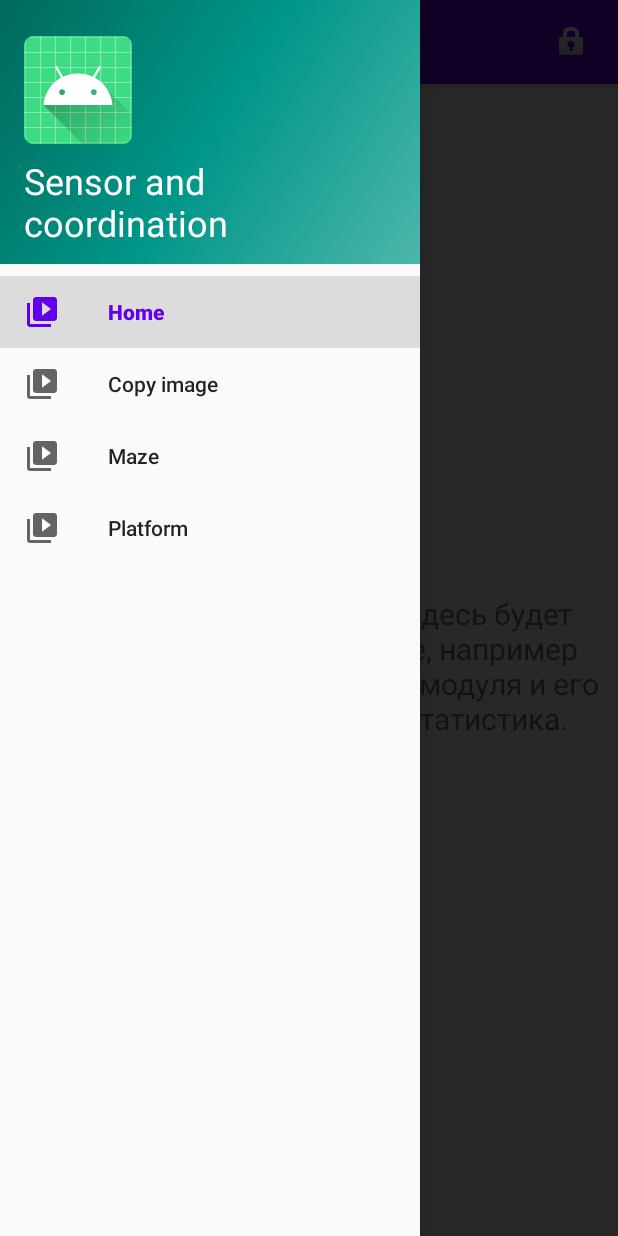
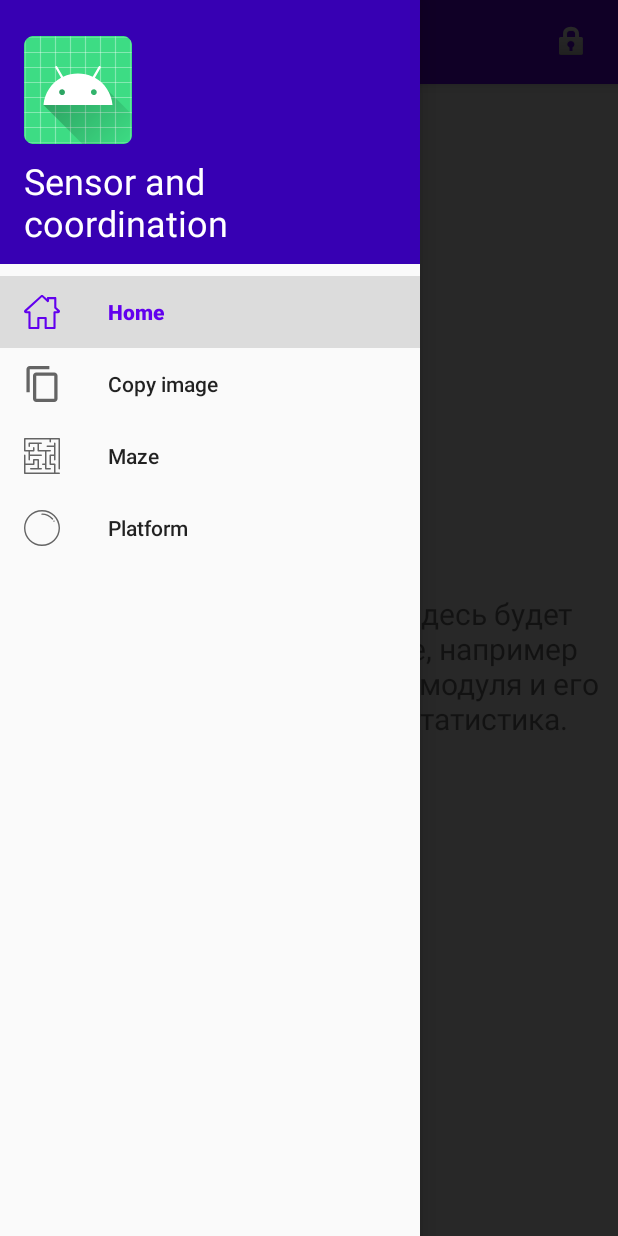
Before and after one commit to AlexMem/SnC, an Android app: the screen it shows after launch (MainActivity), with the side drawer open, on a phone screen of 412 x 824 dp. Run offline under Robolectric (Android 15) with nearby library versions, the phone set to English and light mode, and no system bars; our stand-ins replace navigation-ui.

Commit message:
copy image module parameters tuning, visual improvements

```diff
--- a/app/src/main/java/com/eltech/snc/ui/image_copying/ImageCopyingFragment.java
+++ b/app/src/main/java/com/eltech/snc/ui/image_copying/ImageCopyingFragment.java
@@ -28,8 +28,8 @@ public class ImageCopyingFragment extends Fragment {
     private static final String EXPLANATION = "Обведите изображение не отрывая пальца";
     private static final String BEFORE = "Совпадение ?%";
     private static final String RESULT_FORMAT = "Совпадение %.1f%%";
-    private static final int CALC_STEP = 4;
-    private static final float VALID_ERROR = 2.75f;
+    private static final int CALC_STEP = 3;
+    private static final float VALID_ERROR = 4.25f;
     private static final Random RANDOMIZER = new Random();
     private static final List<Integer> PATTERNS_IDS = Arrays.asList(R.drawable.cloud_thin, R.drawable.flower,
                                                                     R.drawable.flag, R.drawable.map, R.drawable.pin);
--- /dev/null
+++ b/app/src/main/res/drawable/ic_copy_image.xml
@@ -0,0 +1,5 @@
+<vector android:height="512dp" android:viewportHeight="469.333"
+    android:viewportWidth="469.333" android:width="512dp" xmlns:android="http://schemas.android.com/apk/res/android">
+    <path android:fillColor="#FF000000" android:pathData="M330.667,0h-256C51.093,0 32,19.093 32,42.667v298.667h42.667V42.667h256V0z"/>
+    <path android:fillColor="#FF000000" android:pathData="M394.667,85.333H160c-23.573,0 -42.667,19.093 -42.667,42.667v298.667c0,23.573 19.093,42.667 42.667,42.667h234.667c23.573,0 42.667,-19.093 42.667,-42.667V128C437.333,104.427 418.24,85.333 394.667,85.333zM394.667,426.667H160V128h234.667V426.667z"/>
+</vector>
--- /dev/null
+++ b/app/src/main/res/drawable/ic_home.xml
@@ -0,0 +1,9 @@
+<vector xmlns:android="http://schemas.android.com/apk/res/android"
+    android:width="512dp"
+    android:height="512dp"
+    android:viewportWidth="512"
+    android:viewportHeight="512">
+  <path
+      android:fillColor="#FF000000"
+      android:pathData="M503.401,228.884l-43.253,-39.411V58.79c0,-8.315 -6.741,-15.057 -15.057,-15.057H340.976c-8.315,0 -15.057,6.741 -15.057,15.057v8.374l-52.236,-47.597c-10.083,-9.189 -25.288,-9.188 -35.367,-0.001L8.598,228.885c-8.076,7.36 -10.745,18.7 -6.799,28.889c3.947,10.189 13.557,16.772 24.484,16.772h36.689v209.721c0,8.315 6.741,15.057 15.057,15.057h125.913c8.315,0 15.057,-6.741 15.057,-15.057V356.931H293v127.337c0,8.315 6.741,15.057 15.057,15.057h125.908c8.315,0 15.057,-6.741 15.056,-15.057V274.547h36.697c10.926,0 20.537,-6.584 24.484,-16.772C514.147,247.585 511.479,236.245 503.401,228.884zM433.965,244.433c-8.315,0 -15.057,6.741 -15.057,15.057v209.721h-95.793V341.874c0,-8.315 -6.742,-15.057 -15.057,-15.057H203.942c-8.315,0 -15.057,6.741 -15.057,15.057v127.337h-95.8V259.49c0,-8.315 -6.741,-15.057 -15.057,-15.057H36.245l219.756,-200.24l74.836,68.191c4.408,4.016 10.771,5.051 16.224,2.644c5.454,-2.41 8.973,-7.812 8.973,-13.774V73.847h74.002v122.276c0,4.237 1.784,8.276 4.916,11.13l40.803,37.18H433.965z"/>
+</vector>
--- /dev/null
+++ b/app/src/main/res/drawable/ic_maze.xml
@@ -0,0 +1,15 @@
+<vector xmlns:android="http://schemas.android.com/apk/res/android"
+    android:width="512dp"
+    android:height="512dp"
+    android:viewportWidth="512"
+    android:viewportHeight="512">
+  <path
+      android:fillColor="#FF000000"
+      android:pathData="M501.333,0H10.667C4.771,0 0,4.771 0,10.667v170.667C0,187.229 4.771,192 10.667,192H64v117.333C64,315.229 68.771,320 74.667,320c5.896,0 10.667,-4.771 10.667,-10.667V256h160c5.896,0 10.667,-4.771 10.667,-10.667c0,-5.896 -4.771,-10.667 -10.667,-10.667h-160V192h53.333c5.896,0 10.667,-4.771 10.667,-10.667v-42.667c0,-5.896 -4.771,-10.667 -10.667,-10.667c-5.896,0 -10.667,4.771 -10.667,10.667v32H21.333V21.333h341.333v32c0,5.896 4.771,10.667 10.667,10.667C379.229,64 384,59.229 384,53.333v-32h106.667v416c0,5.896 4.771,10.667 10.667,10.667c5.896,0 10.667,-4.771 10.667,-10.667V10.667C512,4.771 507.229,0 501.333,0z"/>
+  <path
+      android:fillColor="#FF000000"
+      android:pathData="M501.333,490.667H448V373.333c0,-5.896 -4.771,-10.667 -10.667,-10.667H384V256h42.667v53.333c0,5.896 4.771,10.667 10.667,10.667c5.896,0 10.667,-4.771 10.667,-10.667V74.667C448,68.771 443.229,64 437.333,64c-5.896,0 -10.667,4.771 -10.667,10.667v32h-96c-5.896,0 -10.667,4.771 -10.667,10.667c0,5.896 4.771,10.667 10.667,10.667h96v106.667h-53.333c-5.896,0 -10.667,4.771 -10.667,10.667v128c0,5.896 4.771,10.667 10.667,10.667h53.333v106.667H21.333V384h117.333c5.896,0 10.667,-4.771 10.667,-10.667V320H192v106.667H96c-5.896,0 -10.667,4.771 -10.667,10.667C85.333,443.229 90.104,448 96,448h149.333c5.896,0 10.667,-4.771 10.667,-10.667c0,-5.896 -4.771,-10.667 -10.667,-10.667h-32V309.333c0,-5.896 -4.771,-10.667 -10.667,-10.667h-64c-5.896,0 -10.667,4.771 -10.667,10.667v53.333H21.333V245.333c0,-5.896 -4.771,-10.667 -10.667,-10.667C4.771,234.667 0,239.438 0,245.333v256C0,507.229 4.771,512 10.667,512h490.667c5.896,0 10.667,-4.771 10.667,-10.667C512,495.438 507.229,490.667 501.333,490.667z"/>
+  <path
+      android:fillColor="#FF000000"
+      android:pathData="M266.667,362.667c-5.896,0 -10.667,4.771 -10.667,10.667c0,5.896 4.771,10.667 10.667,10.667h32v53.333c0,5.896 4.771,10.667 10.667,10.667h64c5.896,0 10.667,-4.771 10.667,-10.667c0,-5.896 -4.771,-10.667 -10.667,-10.667H320V192h53.333c5.896,0 10.667,-4.771 10.667,-10.667c0,-5.896 -4.771,-10.667 -10.667,-10.667h-160V85.333h32c5.896,0 10.667,-4.771 10.667,-10.667C256,68.771 251.229,64 245.333,64H74.667C68.771,64 64,68.771 64,74.667v42.667C64,123.229 68.771,128 74.667,128c5.896,0 10.667,-4.771 10.667,-10.667v-32H192v96c0,5.896 4.771,10.667 10.667,10.667h96v170.667H266.667z"/>
+</vector>
--- /dev/null
+++ b/app/src/main/res/drawable/ic_platform.xml
@@ -0,0 +1,15 @@
+<vector xmlns:android="http://schemas.android.com/apk/res/android"
+    android:width="512dp"
+    android:height="512dp"
+    android:viewportWidth="512"
+    android:viewportHeight="512">
+  <path
+      android:fillColor="#FF000000"
+      android:pathData="M437.02,74.98C388.667,26.629 324.38,0 256,0S123.332,26.628 74.98,74.98C26.629,123.333 0,187.619 0,256s26.628,132.668 74.98,181.02C123.333,485.371 187.62,512 256,512s132.668,-26.628 181.02,-74.98C485.371,388.667 512,324.381 512,256S485.372,123.332 437.02,74.98zM256,492.308C125.699,492.308 19.692,386.3 19.692,256S125.699,19.692 256,19.692S492.308,125.7 492.308,256S386.301,492.308 256,492.308z"/>
+  <path
+      android:fillColor="#FF000000"
+      android:pathData="M435.265,152.903c-0.045,-0.087 -0.095,-0.177 -0.147,-0.266c-2.628,-4.614 -8.469,-6.325 -13.187,-3.81c-4.798,2.559 -6.614,8.524 -4.054,13.322c0.045,0.086 0.095,0.176 0.146,0.264c1.806,3.171 5.129,4.972 8.562,4.972c1.564,0 3.149,-0.373 4.626,-1.16C436.009,163.666 437.825,157.701 435.265,152.903z"/>
+  <path
+      android:fillColor="#FF000000"
+      android:pathData="M413.412,121.924C374.028,75.727 316.653,49.231 256,49.231c-5.437,0 -9.846,4.408 -9.846,9.846c0,5.438 4.409,9.846 9.846,9.846c54.877,0 106.789,23.974 142.427,65.776c1.948,2.284 4.714,3.458 7.498,3.458c2.259,0 4.529,-0.773 6.382,-2.352C416.445,132.277 416.94,126.062 413.412,121.924z"/>
+</vector>
--- a/app/src/main/res/layout/nav_header_main.xml
+++ b/app/src/main/res/layout/nav_header_main.xml
@@ -4,7 +4,7 @@
         xmlns:app="http://schemas.android.com/apk/res-auto"
         android:layout_width="match_parent"
         android:layout_height="@dimen/nav_header_height"
-        android:background="@drawable/side_nav_bar"
+        android:background="@color/colorPrimaryDark"
         android:paddingBottom="@dimen/activity_vertical_margin"
         android:paddingLeft="@dimen/activity_horizontal_margin"
         android:paddingRight="@dimen/activity_horizontal_margin"
--- a/app/src/main/res/menu/activity_main_drawer.xml
+++ b/app/src/main/res/menu/activity_main_drawer.xml
@@ -6,19 +6,19 @@
     <group android:checkableBehavior="single">
         <item
                 android:id="@+id/nav_home"
-                android:icon="@drawable/ic_menu_slideshow"
+                android:icon="@drawable/ic_home"
                 android:title="@string/menu_home"/>
         <item
                 android:id="@+id/nav_copy_image"
-                android:icon="@drawable/ic_menu_slideshow"
+                android:icon="@drawable/ic_copy_image"
                 android:title="@string/menu_copy_image"/>
         <item
                 android:id="@+id/nav_labyrinth"
-                android:icon="@drawable/ic_menu_slideshow"
+                android:icon="@drawable/ic_maze"
                 android:title="@string/menu_labyrinth"/>
         <item
                 android:id="@+id/nav_platform"
-                android:icon="@drawable/ic_menu_slideshow"
+                android:icon="@drawable/ic_platform"
                 android:title="@string/menu_platform"/>
     </group>
 </menu>
```
